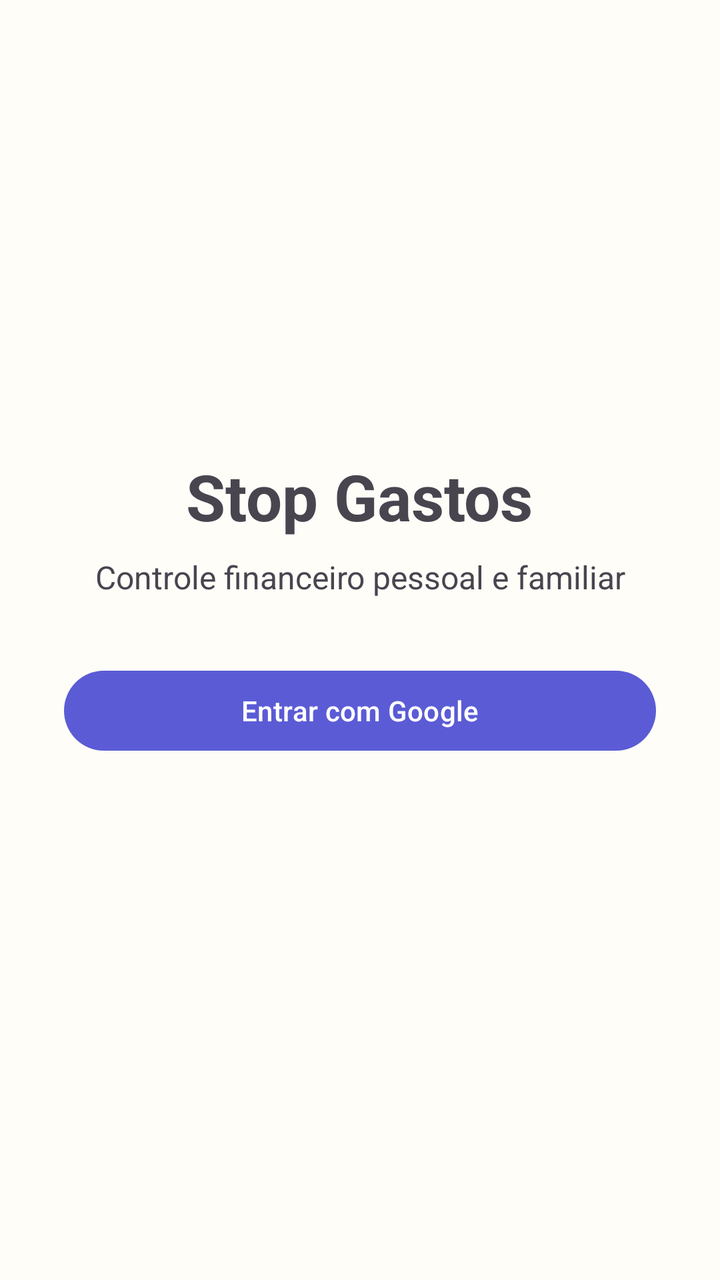
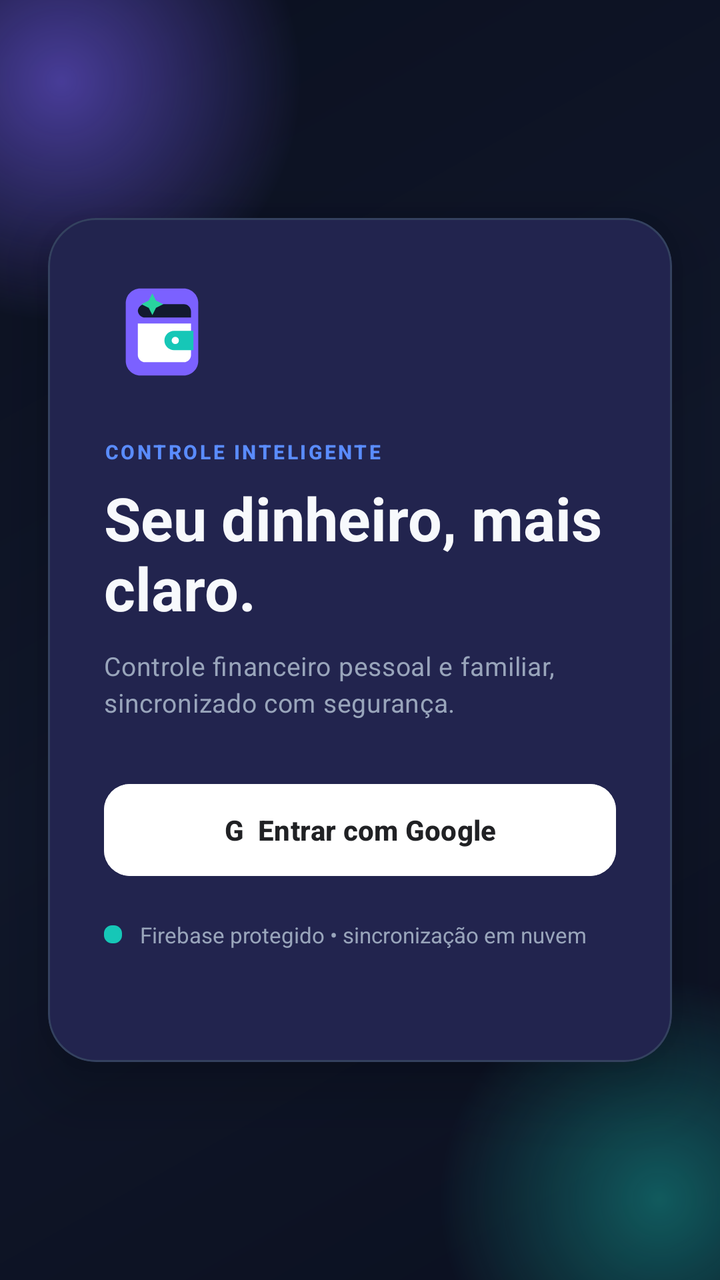

Before-and-after screenshots of an Android layout around one commit, followed by the original layout XML and the change that was made.
<!-- AndroidManifest.xml: application theme Theme.StopGastos -->
<!-- res/layout/fragment_login.xml -->
<?xml version="1.0" encoding="utf-8"?>
<LinearLayout xmlns:android="http://schemas.android.com/apk/res/android"
    android:layout_width="match_parent"
    android:layout_height="match_parent"
    android:orientation="vertical"
    android:gravity="center"
    android:padding="32dp">
    <TextView android:layout_width="wrap_content" android:layout_height="wrap_content" android:text="Stop Gastos" android:textSize="32sp" android:textStyle="bold" />
    <TextView android:id="@+id/login_subtitle" android:layout_width="wrap_content" android:layout_height="wrap_content" android:layout_marginTop="8dp" android:gravity="center" android:text="Controle financeiro pessoal e familiar" android:textSize="16sp" />
    <com.google.android.material.button.MaterialButton android:id="@+id/button_google" android:layout_width="match_parent" android:layout_height="wrap_content" android:layout_marginTop="32dp" android:text="Entrar com Google" />
    <TextView android:id="@+id/login_status" android:layout_width="match_parent" android:layout_height="wrap_content" android:layout_marginTop="16dp" android:gravity="center" android:textSize="13sp" />
</LinearLayout>
<!-- resources referenced by this layout -->
<resources>
  <style name="Theme.StopGastos" parent="Theme.Material3.DayNight.NoActionBar">
          <item name="colorPrimary">@color/primary</item>
          <item name="colorOnPrimary">@color/on_primary</item>
          <item name="colorSecondary">@color/secondary</item>
          <item name="android:colorBackground">@color/surface</item>
          <item name="colorSurface">@color/surface</item>
          <item name="colorError">@color/error</item>
          <item name="android:windowLightStatusBar">true</item>
      </style>
  <color name="primary">#5B5BD6</color>
  <color name="secondary">#008C7A</color>
  <color name="surface">#FFFDF8</color>
  <color name="error">#BA1A1A</color>
  <!-- unchanged entries left out for length: 1 -->
</resources>

<!-- the commit's change to res/layout/fragment_login.xml (unified diff, before → after) -->
@@ -1,12 +1,37 @@
 <?xml version="1.0" encoding="utf-8"?>
-<LinearLayout xmlns:android="http://schemas.android.com/apk/res/android"
+<androidx.constraintlayout.widget.ConstraintLayout xmlns:android="http://schemas.android.com/apk/res/android"
+    xmlns:app="http://schemas.android.com/apk/res-auto"
     android:layout_width="match_parent"
     android:layout_height="match_parent"
-    android:orientation="vertical"
-    android:gravity="center"
-    android:padding="32dp">
-    <TextView android:layout_width="wrap_content" android:layout_height="wrap_content" android:text="Stop Gastos" android:textSize="32sp" android:textStyle="bold" />
-    <TextView android:id="@+id/login_subtitle" android:layout_width="wrap_content" android:layout_height="wrap_content" android:layout_marginTop="8dp" android:gravity="center" android:text="Controle financeiro pessoal e familiar" android:textSize="16sp" />
-    <com.google.android.material.button.MaterialButton android:id="@+id/button_google" android:layout_width="match_parent" android:layout_height="wrap_content" android:layout_marginTop="32dp" android:text="Entrar com Google" />
-    <TextView android:id="@+id/login_status" android:layout_width="match_parent" android:layout_height="wrap_content" android:layout_marginTop="16dp" android:gravity="center" android:textSize="13sp" />
-</LinearLayout>
+    android:background="@drawable/bg_app_gradient">
+
+    <View android:layout_width="260dp" android:layout_height="260dp" android:layout_marginStart="-100dp" android:layout_marginTop="-90dp" android:background="@drawable/bg_orb_primary" app:layout_constraintStart_toStartOf="parent" app:layout_constraintTop_toTopOf="parent" />
+    <View android:layout_width="240dp" android:layout_height="240dp" android:layout_marginEnd="-90dp" android:layout_marginBottom="-80dp" android:background="@drawable/bg_orb_accent" app:layout_constraintEnd_toEndOf="parent" app:layout_constraintBottom_toBottomOf="parent" />
+
+    <com.google.android.material.card.MaterialCardView
+        style="@style/Widget.StopGastos.Card"
+        android:layout_width="0dp"
+        android:layout_height="wrap_content"
+        android:layout_marginHorizontal="24dp"
+        app:cardCornerRadius="24dp"
+        app:cardElevation="18dp"
+        app:strokeColor="@color/line_strong"
+        app:layout_constraintStart_toStartOf="parent"
+        app:layout_constraintEnd_toEndOf="parent"
+        app:layout_constraintTop_toTopOf="parent"
+        app:layout_constraintBottom_toBottomOf="parent">
+
+        <LinearLayout android:layout_width="match_parent" android:layout_height="wrap_content" android:orientation="vertical" android:padding="28dp">
+            <ImageView android:layout_width="58dp" android:layout_height="58dp" android:contentDescription="@string/app_name" android:src="@drawable/ic_splash" />
+            <TextView android:layout_width="wrap_content" android:layout_height="wrap_content" android:layout_marginTop="24dp" android:text="CONTROLE INTELIGENTE" android:textAppearance="@style/TextAppearance.StopGastos.Eyebrow" />
+            <TextView android:layout_width="match_parent" android:layout_height="wrap_content" android:layout_marginTop="6dp" android:text="Seu dinheiro, mais claro." android:textColor="@color/text_primary" android:textSize="30sp" android:textStyle="bold" />
+            <TextView android:id="@+id/login_subtitle" android:layout_width="match_parent" android:layout_height="wrap_content" android:layout_marginTop="10dp" android:text="Controle financeiro pessoal e familiar, sincronizado com segurança." android:textAppearance="@style/TextAppearance.StopGastos.BodyMuted" android:lineSpacingExtra="3dp" />
+            <com.google.android.material.button.MaterialButton android:id="@+id/button_google" android:layout_width="match_parent" android:layout_height="54dp" android:layout_marginTop="28dp" android:backgroundTint="@color/white" android:text="G  Entrar com Google" android:textAllCaps="false" android:textColor="#202124" android:textStyle="bold" app:cornerRadius="13dp" />
+            <LinearLayout android:layout_width="match_parent" android:layout_height="wrap_content" android:layout_marginTop="18dp" android:gravity="center_vertical" android:orientation="horizontal">
+                <View android:layout_width="9dp" android:layout_height="9dp" android:background="@drawable/bg_indicator" android:backgroundTint="@color/accent" />
+                <TextView android:layout_width="wrap_content" android:layout_height="wrap_content" android:layout_marginStart="9dp" android:text="Firebase protegido • sincronização em nuvem" android:textColor="@color/text_muted" android:textSize="11sp" />
+            </LinearLayout>
+            <TextView android:id="@+id/login_status" android:layout_width="match_parent" android:layout_height="wrap_content" android:layout_marginTop="12dp" android:gravity="center" android:textColor="@color/text_muted" android:textSize="12sp" />
+        </LinearLayout>
+    </com.google.android.material.card.MaterialCardView>
+</androidx.constraintlayout.widget.ConstraintLayout>
<!-- resource entries referenced after the edit -->
@@ -1,18 +1,86 @@
 <!-- resources referenced by this layout -->
 <resources>
-  <style name="Theme.StopGastos" parent="Theme.Material3.DayNight.NoActionBar">
+  <color name="accent">#16C7B7</color>
+  <color name="line_strong">#34425F</color>
+  <color name="text_muted">#99A5BB</color>
+  <color name="text_primary">#F7F9FC</color>
+  <color name="white">#FFFFFF</color>
+  <!-- drawable bg_app_gradient (drawable) -->
+  <shape xmlns:android="http://schemas.android.com/apk/res/android" android:shape="rectangle">
+      <gradient android:angle="135" android:startColor="@color/background" android:centerColor="@color/background_soft" android:endColor="@color/background" />
+  </shape>
+  <!-- drawable bg_indicator (drawable) -->
+  <shape xmlns:android="http://schemas.android.com/apk/res/android" android:shape="rectangle">
+      <solid android:color="@color/primary" />
+      <corners android:radius="4dp" />
+  </shape>
+  <!-- drawable bg_orb_accent (drawable) -->
+  <shape xmlns:android="http://schemas.android.com/apk/res/android" android:shape="oval">
+      <gradient android:type="radial" android:gradientRadius="110dp" android:startColor="#6616C7B7" android:endColor="#0016C7B7" />
+  </shape>
+  <!-- drawable bg_orb_primary (drawable) -->
+  <shape xmlns:android="http://schemas.android.com/apk/res/android" android:shape="oval">
+      <gradient android:type="radial" android:gradientRadius="120dp" android:startColor="#887B61FF" android:endColor="#007B61FF" />
+  </shape>
+  <!-- drawable ic_splash (drawable) -->
+  <vector xmlns:android="http://schemas.android.com/apk/res/android"
+      android:width="96dp" android:height="96dp" android:viewportWidth="96" android:viewportHeight="96">
+      <path android:fillColor="#7B61FF" android:pathData="M18,24C18,17.4 23.4,12 30,12H66C72.6,12 78,17.4 78,24V72C78,78.6 72.6,84 66,84H30C23.4,84 18,78.6 18,72Z" />
+      <path android:fillColor="#121A2F" android:pathData="M28,31C28,27.7 30.7,25 34,25H66C69.3,25 72,27.7 72,31V36H34C30.7,36 28,33.3 28,30Z" />
+      <path android:fillColor="#FFFFFF" android:pathData="M28,41H72V67C72,70.3 69.3,73 66,73H34C30.7,73 28,70.3 28,67Z" />
+      <path android:fillColor="#16C7B7" android:pathData="M58,47H74V63H58C53.6,63 50,59.4 50,55C50,50.6 53.6,47 58,47Z" />
+      <path android:fillColor="#FFFFFF" android:pathData="M59,52A3,3 0,1 0,59 58A3,3 0,1 0,59 52" />
+      <path android:fillColor="#29D39F" android:pathData="M40,16L43,22L49,25L43,28L40,34L37,28L31,25L37,22Z" />
+  </vector>
+  <string name="app_name">Stop Gastos</string>
+  <style name="TextAppearance.StopGastos.BodyMuted" parent="TextAppearance.Material3.BodyMedium">
+          <item name="android:textColor">@color/text_muted</item>
+          <item name="android:textSize">13sp</item>
+      </style>
+  <style name="TextAppearance.StopGastos.Eyebrow" parent="TextAppearance.Material3.LabelSmall">
+          <item name="android:textColor">@color/primary_2</item>
+          <item name="android:textStyle">bold</item>
+          <item name="android:letterSpacing">0.12</item>
+          <item name="android:textAllCaps">true</item>
+          <item name="android:textSize">10sp</item>
+      </style>
+  <style name="Widget.StopGastos.Card" parent="Widget.Material3.CardView.Elevated">
+          <item name="cardBackgroundColor">@color/surface</item>
+          <item name="cardCornerRadius">18dp</item>
+          <item name="cardElevation">0dp</item>
+          <item name="strokeColor">@color/line</item>
+          <item name="strokeWidth">1dp</item>
+      </style>
+  <style name="Theme.StopGastos" parent="Theme.Material3.Dark.NoActionBar">
           <item name="colorPrimary">@color/primary</item>
           <item name="colorOnPrimary">@color/on_primary</item>
+          <item name="colorPrimaryContainer">@color/primary_soft</item>
+          <item name="colorOnPrimaryContainer">@color/text_primary</item>
           <item name="colorSecondary">@color/secondary</item>
-          <item name="android:colorBackground">@color/surface</item>
           <item name="colorSurface">@color/surface</item>
-          <item name="colorError">@color/error</item>
-          <item name="android:windowLightStatusBar">true</item>
+          <item name="colorSurfaceVariant">@color/surface_2</item>
+          <item name="colorOnSurface">@color/text_primary</item>
+          <item name="colorOnSurfaceVariant">@color/text_muted</item>
+          <item name="colorOutline">@color/line</item>
+          <item name="colorError">@color/danger</item>
+          <item name="android:colorBackground">@color/background</item>
+          <item name="android:windowBackground">@color/background</item>
+          <item name="android:statusBarColor">@color/background</item>
+          <item name="android:navigationBarColor">@color/background</item>
+          <item name="android:windowLightStatusBar">false</item>
+          <item name="android:windowLightNavigationBar">false</item>
+          <item name="android:windowNoTitle">true</item>
       </style>
-  <color name="primary">#5B5BD6</color>
-  <color name="secondary">#008C7A</color>
-  <color name="surface">#FFFDF8</color>
-  <color name="error">#BA1A1A</color>
+  <color name="background">#0B1020</color>
+  <color name="background_soft">#10172A</color>
+  <color name="primary">#7B61FF</color>
+  <color name="primary_2">#5A8CFF</color>
+  <color name="secondary">#16C7B7</color>
+  <color name="surface_2">#17223B</color>
+  <color name="danger">#FF5F6D</color>
+  <color name="surface">#121A2F</color>
+  <color name="line">#26324B</color>
+  <color name="primary_soft">#2A2457</color>
   <!-- unchanged entries left out for length: 1 -->
 </resources>
 
